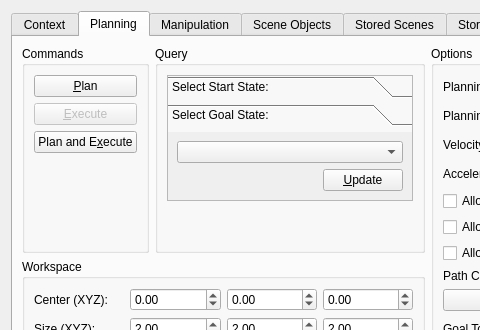
Above: moveit_ros/visualization/motion_planning_rviz_plugin/src/ui/motion_planning_rviz_plugin_frame.ui from moveit/moveit before the change; both pictures show x 0 to 480 and y 0 to 330 of the 654 by 430 pixel window. Below: the same form after it.
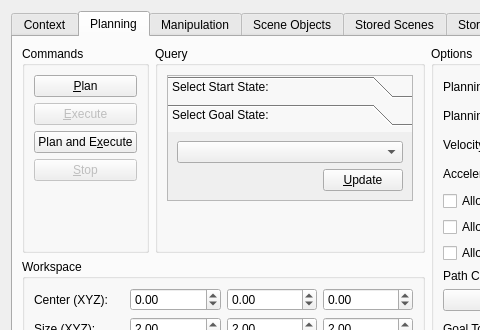
That is the form after the change. The open tabs and pages were chosen to show the change. Custom widgets are drawn as their Qt base class.

```diff
--- a/moveit_ros/visualization/motion_planning_rviz_plugin/src/ui/motion_planning_rviz_plugin_frame.ui
+++ b/moveit_ros/visualization/motion_planning_rviz_plugin/src/ui/motion_planning_rviz_plugin_frame.ui
@@ -266,6 +266,16 @@
                 </property>
                </widget>
               </item>
+              <item>
+               <widget class="QPushButton" name="stop_button">
+                <property name="enabled">
+                 <bool>false</bool>
+                </property>
+                <property name="text">
+                 <string>&amp;Stop</string>
+                </property>
+               </widget>
+              </item>
               <item>
                <widget class="QLabel" name="result_label">
                 <property name="layoutDirection">
```
Left out of the diff: 1 changed line with no effect on the pictures.
